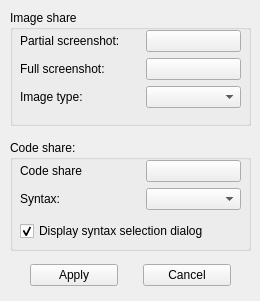
bakwc/Pastexen, file client/config.ui: the form before one commit.
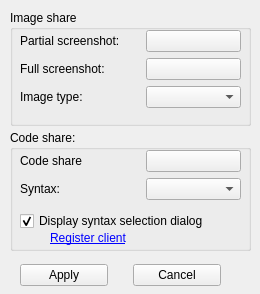
The form after the commit. Icons and pictures are not drawn.

Commit message: Attach button added to client

The edit to the form file:
```diff
--- a/client/config.ui
+++ b/client/config.ui
@@ -7,7 +7,7 @@
     <x>0</x>
     <y>0</y>
     <width>260</width>
-    <height>301</height>
+    <height>294</height>
    </rect>
   </property>
   <property name="sizePolicy">
@@ -32,7 +32,7 @@
   <widget class="QWidget" name="horizontalLayoutWidget">
    <property name="geometry">
     <rect>
-     <x>30</x>
+     <x>20</x>
      <y>260</y>
      <width>201</width>
      <height>31</height>
@@ -62,9 +62,9 @@
    <property name="geometry">
     <rect>
      <x>10</x>
-     <y>140</y>
+     <y>130</y>
      <width>241</width>
-     <height>111</height>
+     <height>121</height>
     </rect>
    </property>
    <property name="title">
@@ -189,6 +189,25 @@
      <bool>true</bool>
     </property>
    </widget>
+   <widget class="QLabel" name="regLabel">
+    <property name="geometry">
+     <rect>
+      <x>40</x>
+      <y>100</y>
+      <width>161</width>
+      <height>16</height>
+     </rect>
+    </property>
+    <property name="text">
+     <string notr="true">&lt;a href=&quot;http://pastexen.com/&quot;&gt;Register client&lt;/a&gt;</string>
+    </property>
+    <property name="openExternalLinks">
+     <bool>true</bool>
+    </property>
+    <property name="textInteractionFlags">
+     <set>Qt::LinksAccessibleByKeyboard|Qt::LinksAccessibleByMouse</set>
+    </property>
+   </widget>
   </widget>
   <widget class="QGroupBox" name="groupBox_2">
    <property name="geometry">
```
The commit also changes 1 other file.
